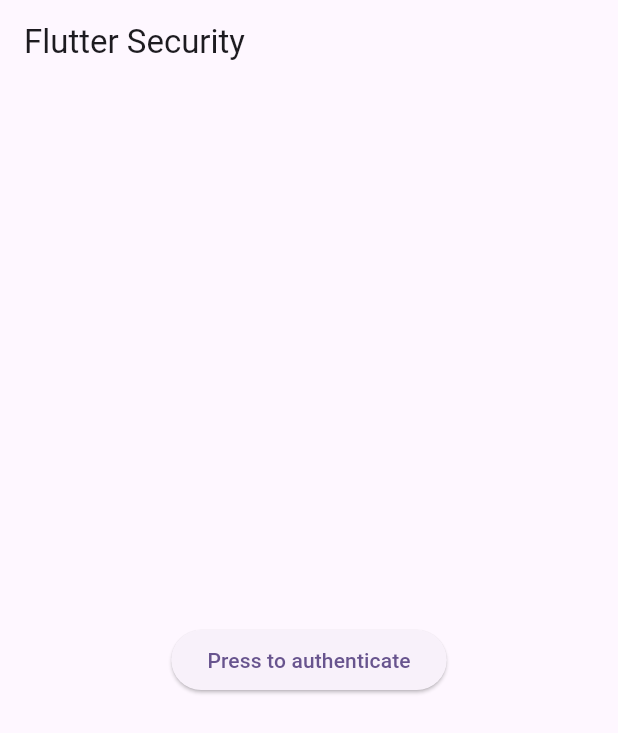
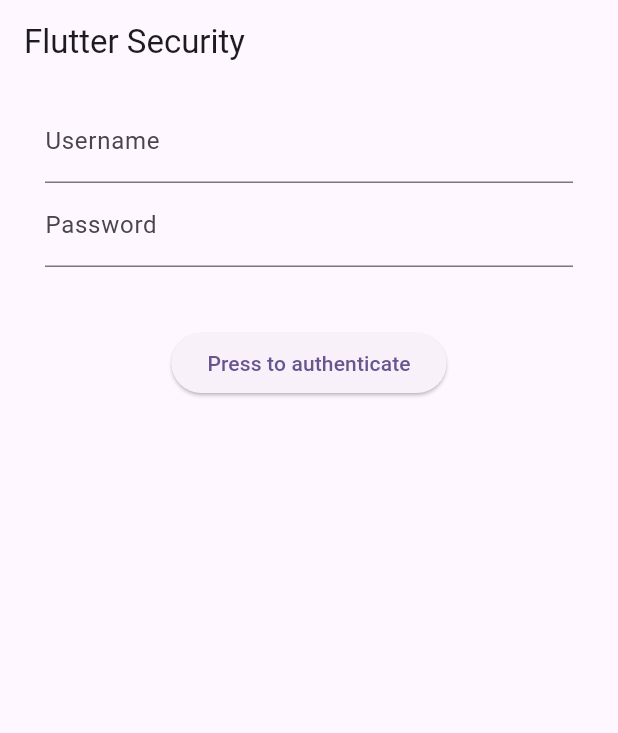
Before and after one commit to peterabrahamdev/flutter-security, a Flutter app: the screen it shows after launch, on a phone screen of 412 x 824 dp. Shown: the top 733 px of the screen. Run offline on Flutter 3.47's test engine with Material 3 defaults, Android fonts, the phone set to English and light mode, and no system bars; our stand-ins replace gap, local_auth, logger.

Commit message:
feat(form): create authentication form

```diff
--- a/lib/screens/home.dart
+++ b/lib/screens/home.dart
@@ -1,5 +1,7 @@
 import 'package:flutter/material.dart';
 import 'package:flutter/services.dart';
+import 'package:flutter_security/widgets/form.dart';
+import 'package:gap/gap.dart';
 import 'package:local_auth/local_auth.dart';
 import 'package:logger/logger.dart';
 
@@ -31,11 +33,15 @@ class _HomeScreenState extends State<HomeScreen> {
   Widget build(BuildContext context) {
     return Scaffold(
       appBar: AppBar(title: const Text('Flutter Security')),
-      body: Center(
-        child: ElevatedButton(
-          child: const Text('Press to authenticate'),
-          onPressed: () => authenticate(),
-        ),
+      body: Column(
+        children: [
+          const AuthForm(),
+          const Gap(30),
+          ElevatedButton(
+            child: const Text('Press to authenticate'),
+            onPressed: () => authenticate(),
+          ),
+        ],
       ),
     );
   }
--- /dev/null
+++ b/lib/widgets/form.dart
@@ -0,0 +1,32 @@
+import 'package:flutter/material.dart';
+
+class AuthForm extends StatefulWidget {
+  const AuthForm({super.key});
+
+  @override
+  State<AuthForm> createState() => _AuthFormState();
+}
+
+class _AuthFormState extends State<AuthForm> {
+  final _formKey = GlobalKey<FormState>();
+  @override
+  Widget build(BuildContext context) {
+    return Form(
+      key: _formKey,
+      child: Padding(
+        padding: const EdgeInsets.symmetric(horizontal: 30, vertical: 10),
+        child: Column(children: [
+          TextFormField(
+            decoration: const InputDecoration(labelText: 'Username'),
+          ),
+          TextFormField(
+            decoration: const InputDecoration(
+              labelText: 'Password',
+            ),
+            obscureText: true,
+          ),
+        ]),
+      ),
+    );
+  }
+}
```
